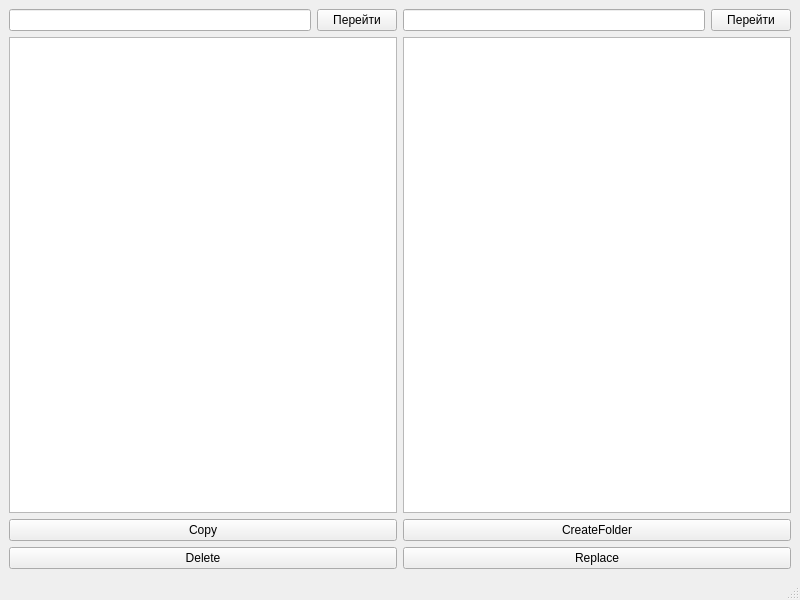
Before: the Qt Designer form mainwindow.ui in a-simanov/FileManager, drawn with Qt 5.
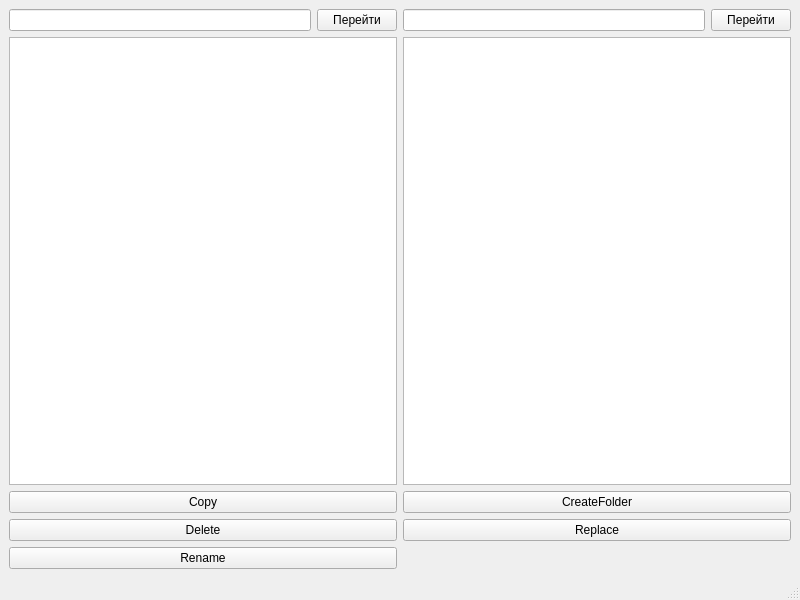
After: the same form once the commit is applied.

Patch:
```diff
--- a/mainwindow.ui
+++ b/mainwindow.ui
@@ -85,6 +85,13 @@
       </property>
      </widget>
     </item>
+    <item row="3" column="0">
+     <widget class="QPushButton" name="btn_rename">
+      <property name="text">
+       <string>Rename</string>
+      </property>
+     </widget>
+    </item>
    </layout>
   </widget>
   <widget class="QMenuBar" name="menubar">
```
Left out of the diff: 84 changed lines with no effect on the pictures.
